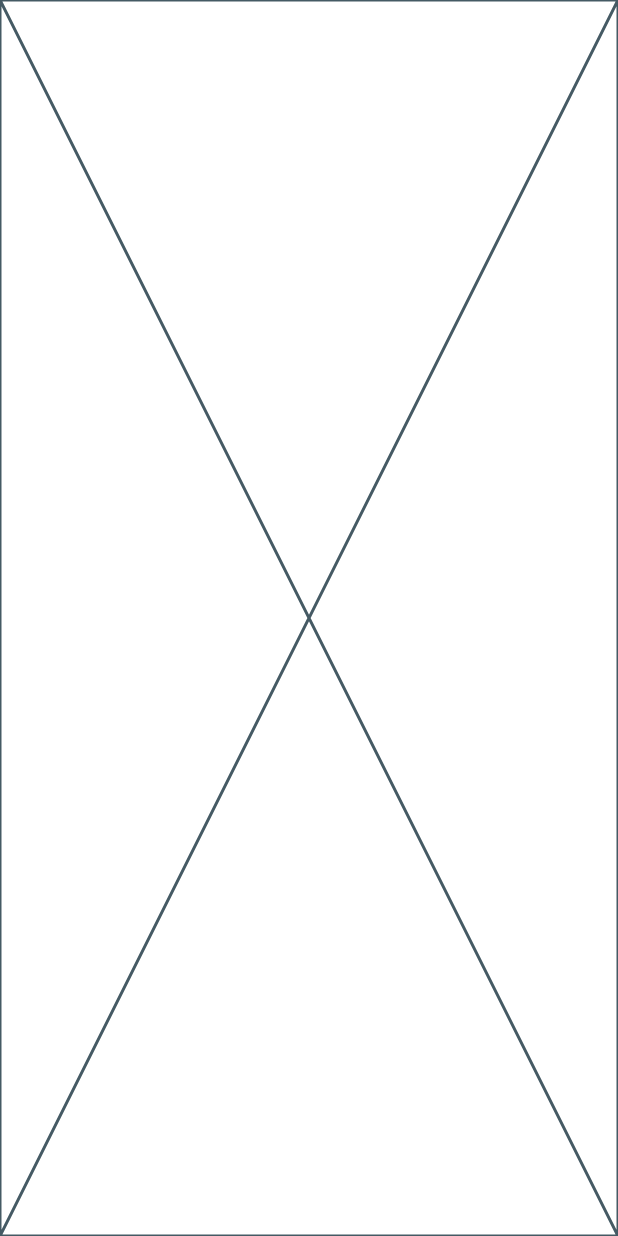
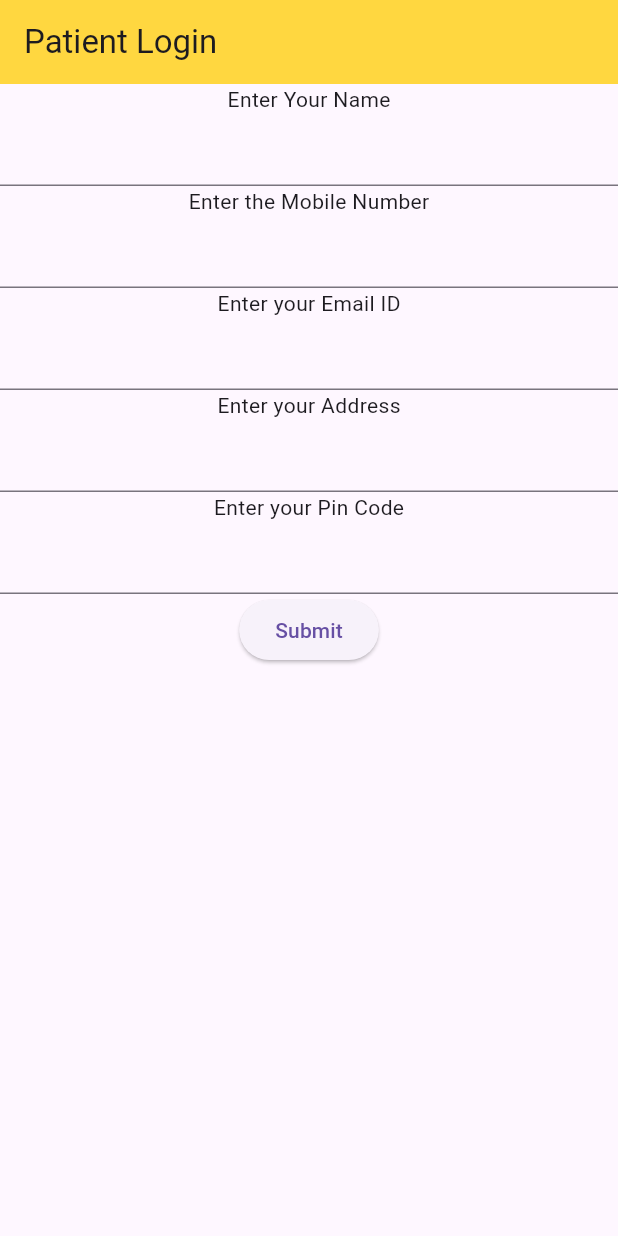
Before and after one commit to Jophine07/PatientApp_flutter, a Flutter app: the screen it shows after launch, on a phone screen of 412 x 824 dp. Run offline on Flutter 3.47's test engine with Material 3 defaults, Android fonts, the phone set to English and light mode, and no system bars.

Commit message:
Login page

```diff
--- a/lib/main.dart
+++ b/lib/main.dart
@@ -1,4 +1,5 @@
 import 'package:flutter/cupertino.dart';
+import 'package:flutter/material.dart';
 
 void main()
 {
@@ -9,6 +10,32 @@ class Patient extends StatelessWidget {
 
   @override
   Widget build(BuildContext context) {
-    return const Placeholder();
+    return MaterialApp(
+      home: Scaffold(
+        appBar: AppBar(
+          title: Text("Patient Login"),
+          backgroundColor: Colors.amberAccent,
+        ),
+        body: Container(
+          child: Column(
+            children: [
+              Text("Enter Your Name"),
+              TextField(),
+              Text("Enter the Mobile Number"),
+              TextField(),
+              Text("Enter your Email ID"),
+              TextField(),
+              Text("Enter your Address"),
+              TextField(),
+              Text("Enter your Pin Code"),
+              TextField(),
+              ElevatedButton(onPressed: (){
+
+              }, child: Text("Submit"))
+            ],
+          ),
+        ),
+      ),
+    );
   }
 }
```
